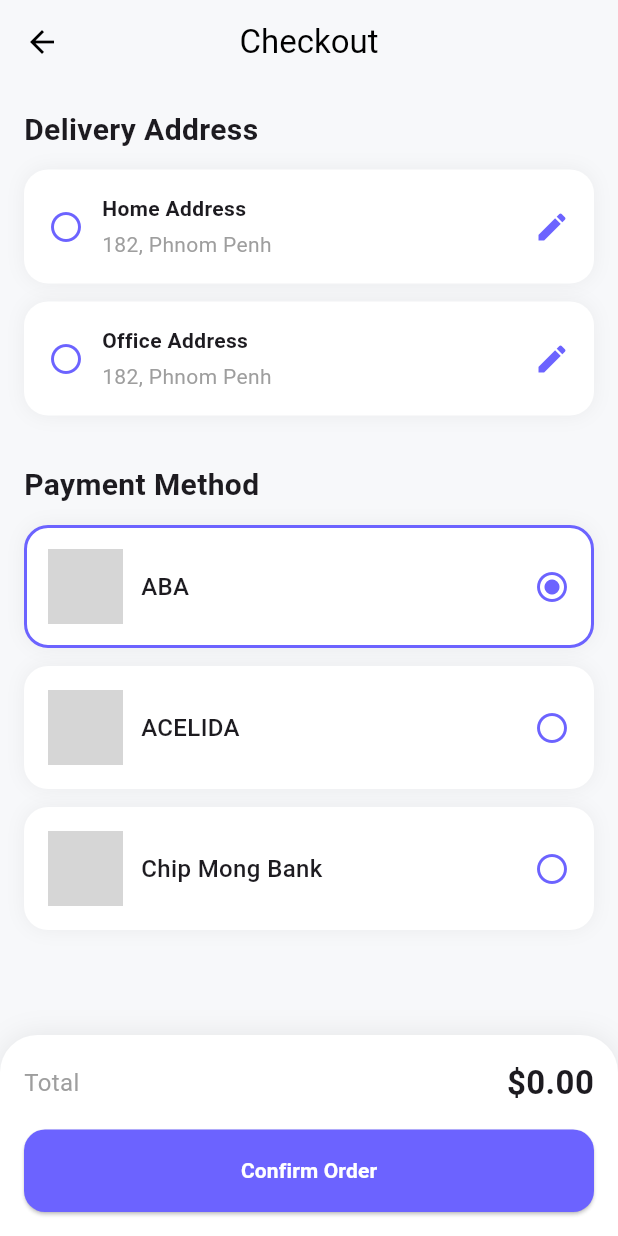
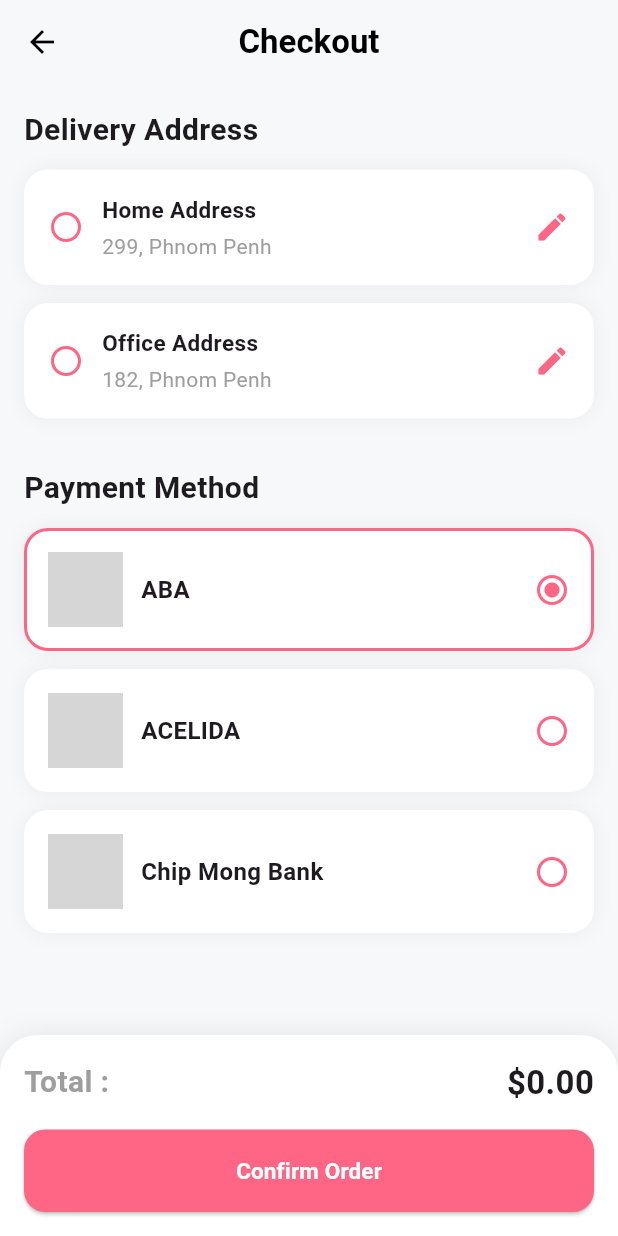
Before and after one commit to yornnonakh/provider_app_computer, a Flutter app: the screen it shows after launch, item 2 of the bottom bar chosen, after a tap on "Proceed to Checkout", on a phone screen of 412 x 824 dp. Run offline on Flutter 3.47's test engine with Material 3 defaults, Android fonts, the phone set to English and light mode, and no system bars; our stand-ins replace flutter_image_slideshow; network calls fail; grey boxes are pictures that could not be loaded.

Commit message:
add the new feature

```diff
--- a/lib/app.dart
+++ b/lib/app.dart
@@ -25,7 +25,7 @@
       child: MaterialApp(
         debugShowCheckedModeBanner: false,
         title: 'Flutter Demo',
-        theme: ThemeData(primaryColor: AppColors.primary),
+        theme: ThemeData(primaryColor: AppColors.secondary),
         home: BottomNav(),
       ),
     );
--- a/lib/app/modules/model/address.dart
+++ b/lib/app/modules/model/address.dart
@@ -7,6 +7,6 @@
   });
 }
 List<Address> address=[
-  Address(addressName: "Home Address", detailAddress: "182, Phnom Penh"),
+  Address(addressName: "Home Address", detailAddress: "299, Phnom Penh"),
    Address(addressName: "Office Address", detailAddress: "182, Phnom Penh")
 ];
--- a/lib/app/modules/view/cart_screen.dart
+++ b/lib/app/modules/view/cart_screen.dart
@@ -20,7 +20,13 @@
     return Scaffold(
       backgroundColor: const Color(0xFFF7F8FA),
       appBar: AppBar(
-        title: const Text("My Cart"),
+        title: Text(
+          "My Cart",
+          style: TextStyle(
+            fontWeight: FontWeight.bold,
+            color: Theme.of(context).primaryColor,
+          ),
+        ),
         centerTitle: true,
         elevation: 0,
         backgroundColor: Colors.transparent,
@@ -71,9 +77,7 @@
                               item.name,
                               maxLines: 1,
                               overflow: TextOverflow.ellipsis,
-                              style:  TextStyle(
-                                fontWeight: FontWeight.w600,
-                              ),
+                              style: TextStyle(fontWeight: FontWeight.w600),
                             ),
                             SizedBox(height: 6),
                             Text(
@@ -87,32 +91,30 @@
                         ),
                       ),
                       Container(
-                        padding:  EdgeInsets.symmetric(
+                        padding: EdgeInsets.symmetric(
                           horizontal: 8,
                           vertical: 6,
                         ),
                         decoration: BoxDecoration(
                           borderRadius: BorderRadius.circular(12),
-                          color:  Color(0xFFF1F3F6),
+                          color: Theme.of(
+                            context,
+                          ).primaryColor.withOpacity(0.1),
                         ),
                         child: Row(
                           children: [
-                            _qtyButton(
+                            qtyButton(
                               icon: Icons.remove,
                               onTap: () => cartProvider.decrement(index),
                             ),
                             Padding(
-                              padding:  EdgeInsets.symmetric(
-                                horizontal: 10,
-                              ),
+                              padding: EdgeInsets.symmetric(horizontal: 10),
                               child: Text(
                                 item.stock.toString(),
-                                style:  TextStyle(
-                                  fontWeight: FontWeight.w600,
+                                style: TextStyle(fontWeight: FontWeight.w600),
                               ),
                             ),
-                            ),
-                            _qtyButton(
+                            qtyButton(
                               icon: Icons.add,
                               onTap: () => cartProvider.increment(index),
                               isPrimary: true,
@@ -126,10 +128,10 @@
               },
             ),
       bottomNavigationBar: Container(
-        padding:  EdgeInsets.all(16),
+        padding: EdgeInsets.all(16),
         decoration: BoxDecoration(
           color: Colors.white,
-          borderRadius:  BorderRadius.vertical(top: Radius.circular(25)),
+          borderRadius: BorderRadius.vertical(top: Radius.circular(25)),
           boxShadow: [
             BoxShadow(color: Colors.black.withOpacity(0.08), blurRadius: 15),
           ],
@@ -139,9 +141,9 @@
             mainAxisSize: MainAxisSize.min,
             children: [
               Container(
-                padding:  EdgeInsets.symmetric(horizontal: 12),
+                padding: EdgeInsets.symmetric(horizontal: 12),
                 decoration: BoxDecoration(
-                  color:  Color(0xFFF1F3F6),
+                  color: Color(0xFFF1F3F6),
                   borderRadius: BorderRadius.circular(12),
                 ),
                 child: Row(
@@ -160,7 +162,7 @@
                       onPressed: () {
                         // TODO: Apply promo
                       },
-                      child:  Text("Apply"),
+                      child: Text("Apply"),
                     ),
                   ],
                 ),
@@ -204,7 +206,7 @@
                       borderRadius: BorderRadius.circular(14),
                     ),
                   ),
-                  child:  Text(
+                  child: Text(
                     "Proceed to Checkout",
                     style: TextStyle(
                       fontWeight: FontWeight.w600,
@@ -219,7 +221,8 @@
       ),
     );
   }
-  Widget _qtyButton({
+
+  Widget qtyButton({
     required IconData icon,
     required VoidCallback onTap,
     bool isPrimary = false,
@@ -231,27 +234,28 @@
         width: 28,
         height: 28,
         decoration: BoxDecoration(
-          color: isPrimary ? Colors.blue : Colors.white,
+          color: isPrimary ? Colors.green.shade500 : Colors.red.shade800,
           borderRadius: BorderRadius.circular(8),
         ),
         child: Icon(
           icon,
           size: 18,
-          color: isPrimary ? Colors.white : Colors.black,
+          color: isPrimary ? Colors.white : Colors.white,
         ),
       ),
     );
   }
+
   Widget _priceRow(String title, double amount) {
     return Padding(
-      padding:  EdgeInsets.symmetric(vertical: 4),
+      padding: EdgeInsets.symmetric(vertical: 4),
       child: Row(
         mainAxisAlignment: MainAxisAlignment.spaceBetween,
         children: [
-          Text(title, style:  TextStyle(color: Colors.grey)),
+          Text(title, style: TextStyle(color: Colors.grey)),
           Text(
             "${amount >= 0 ? "" : "-"}\$${amount.abs().toStringAsFixed(2)}",
-            style:  TextStyle(fontWeight: FontWeight.w500),
+            style: TextStyle(fontWeight: FontWeight.w500),
           ),
         ],
       ),
--- a/lib/app/modules/view/check_out_screen.dart
+++ b/lib/app/modules/view/check_out_screen.dart
@@ -19,7 +19,7 @@
     return Scaffold(
       backgroundColor: Color(0xFFF7F8FA),
       appBar: AppBar(
-        title: Text("Checkout"),
+        title: Text("Checkout", style: TextStyle(fontWeight: FontWeight.bold)),
         centerTitle: true,
         // elevation: 0,
         backgroundColor: Colors.transparent,
@@ -32,7 +32,7 @@
           children: [
             Text(
               "Delivery Address",
-              style: TextStyle(fontSize: 20, fontWeight: FontWeight.w600),
+              style: TextStyle(fontSize: 20, fontWeight: FontWeight.bold),
             ),
             SizedBox(height: 12),
 
@@ -77,7 +77,10 @@
                             children: [
                               Text(
                                 item.addressName,
-                                style: TextStyle(fontWeight: FontWeight.w600),
+                                style: TextStyle(
+                                  fontSize: 15,
+                                  fontWeight: FontWeight.bold,
+                                ),
                               ),
                               SizedBox(height: 4),
                               Text(
@@ -98,7 +101,7 @@
             SizedBox(height: 20),
             Text(
               "Payment Method",
-              style: TextStyle(fontSize: 20, fontWeight: FontWeight.w600),
+              style: TextStyle(fontSize: 20, fontWeight: FontWeight.bold),
             ),
             SizedBox(height: 12),
             Column(
@@ -144,7 +147,7 @@
                             item.name,
                             style: TextStyle(
                               fontSize: 16,
-                              fontWeight: FontWeight.w500,
+                              fontWeight: FontWeight.bold,
                             ),
                           ),
                         ),
@@ -184,8 +187,12 @@
                 mainAxisAlignment: MainAxisAlignment.spaceBetween,
                 children: [
                   Text(
-                    "Total",
-                    style: TextStyle(fontSize: 16, color: Colors.grey),
+                    "Total :",
+                    style: TextStyle(
+                      fontSize: 20,
+                      color: Colors.grey,
+                      fontWeight: FontWeight.bold,
+                    ),
                   ),
                   Text(
                     "\$${cartProvider.total().toStringAsFixed(2)}",
@@ -214,7 +221,8 @@
                   child: Text(
                     "Confirm Order",
                     style: TextStyle(
-                      fontWeight: FontWeight.w600,
+                      fontSize: 15,
+                      fontWeight: FontWeight.bold,
                       color: AppColors.scaffold,
                     ),
                   ),
--- a/lib/app/modules/widgets/order_success_screen.dart
+++ b/lib/app/modules/widgets/order_success_screen.dart
@@ -21,7 +21,7 @@
                 height: 200,
                 decoration: BoxDecoration(
                   // ignore: deprecated_member_use
-                  color: Colors.green.withOpacity(0.1),
+                  color: Theme.of(context).primaryColor.withOpacity(0.1),
                   shape: BoxShape.circle,
                 ),
                 child: Icon(Icons.check_circle, color: Colors.green, size: 150),
--- a/lib/app/modules/widgets/product_card.dart
+++ b/lib/app/modules/widgets/product_card.dart
@@ -29,7 +29,7 @@
   BoxDecoration _cardDecoration() {
     return BoxDecoration(
       color: Colors.white,
-      borderRadius: BorderRadius.circular(22),
+      borderRadius: BorderRadius.circular(20),
       boxShadow: [
         BoxShadow(
           color: Colors.black.withOpacity(0.06),
```
Also changed, not shown: lib/app/modules/widgets/product_image.dart (+3 -4 lines), lib/app/modules/widgets/product_info.dart (+9 -1 lines). Lines whose indentation alone changed are shown as unchanged.
